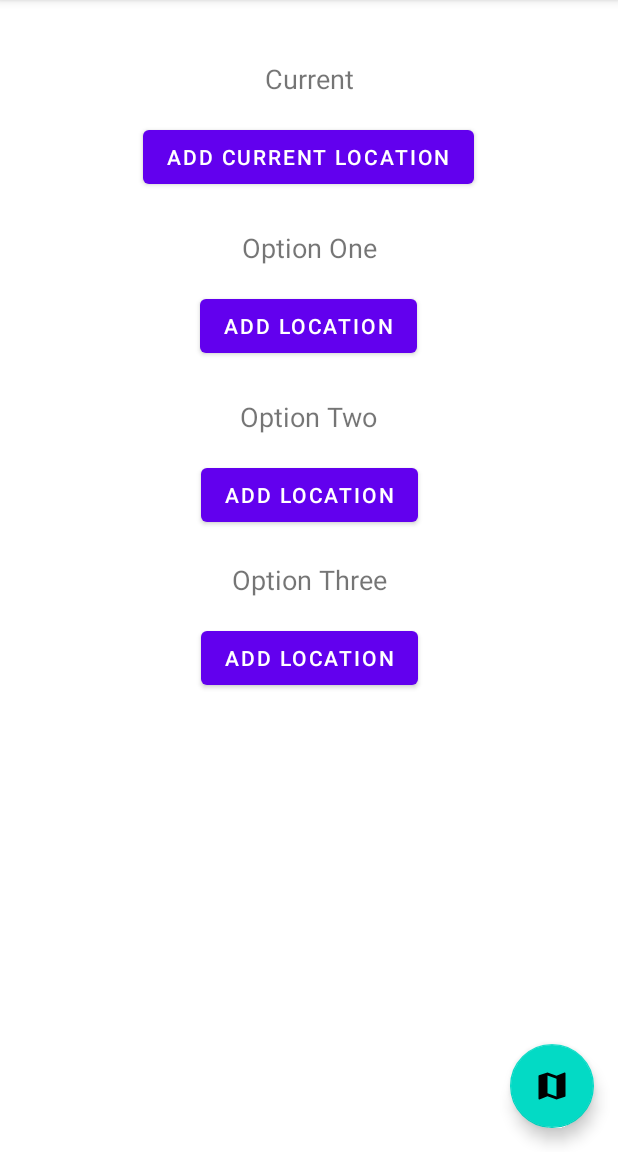
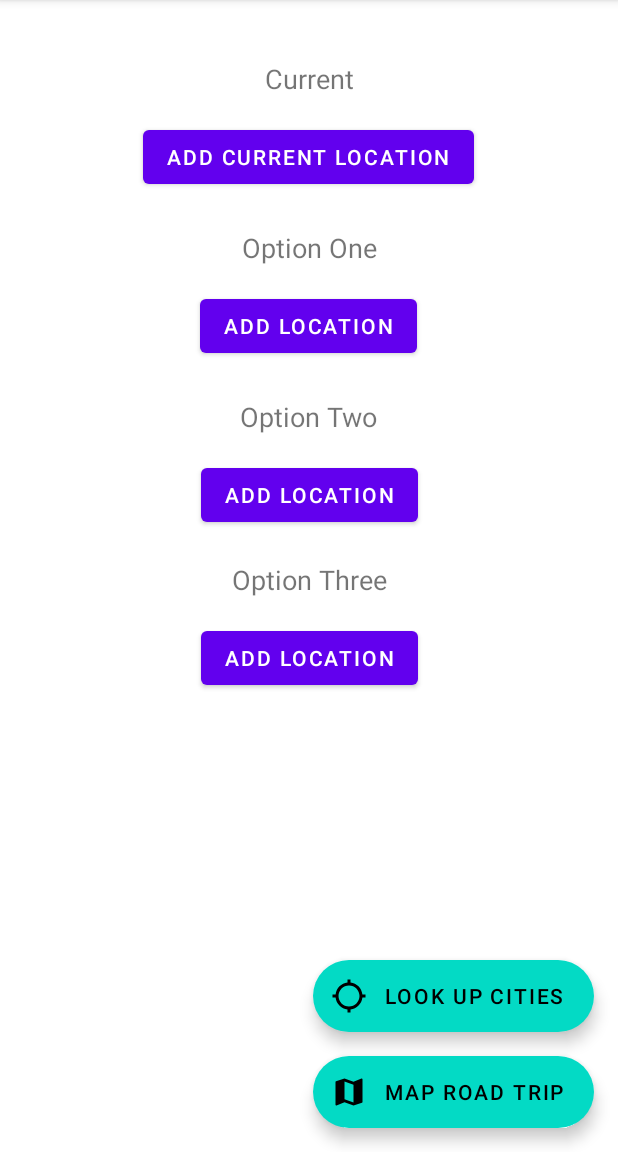
Before and after one commit to NatalmanNahm/roadTrip_FWandDP, an Android app: the screen it shows after launch (MainActivity), on a phone screen of 412 x 824 dp, the part 84-1236 px from its top. Run offline under Robolectric (Android 15) with nearby library versions, the phone set to English and light mode, and no system bars; 2 statements that could not run were skipped.

Commit message:
add a new activity to search for cities and population in a State.

```diff
--- a/app/src/main/AndroidManifest.xml
+++ b/app/src/main/AndroidManifest.xml
@@ -1,6 +1,7 @@
 <?xml version="1.0" encoding="utf-8"?>
 <manifest xmlns:android="http://schemas.android.com/apk/res/android"
     package="com.example.roadtrip_fwanddp">
+
     <uses-permission android:name="android.permission.INTERNET" />
 
     <application
@@ -10,7 +11,8 @@
         android:roundIcon="@mipmap/ic_launcher_round"
         android:supportsRtl="true"
         android:theme="@style/Theme.RoadTrip_FWandDP">
-        <activity android:name=".TripOptionActivity"></activity>
+        <activity android:name=".SearchCitiesActivity"></activity>
+        <activity android:name=".TripOptionActivity" />
         <activity android:name=".AddLocationActivity" />
         <activity android:name=".MainActivity">
             <intent-filter>
--- /dev/null
+++ b/app/src/main/res/drawable/search_cities.xml
@@ -0,0 +1,10 @@
+<vector xmlns:android="http://schemas.android.com/apk/res/android"
+    android:width="24dp"
+    android:height="24dp"
+    android:viewportWidth="24"
+    android:viewportHeight="24"
+    android:tint="?attr/colorControlNormal">
+  <path
+      android:fillColor="@android:color/white"
+      android:pathData="M20.94,11c-0.46,-4.17 -3.77,-7.48 -7.94,-7.94V1h-2v2.06C6.83,3.52 3.52,6.83 3.06,11H1v2h2.06c0.46,4.17 3.77,7.48 7.94,7.94V23h2v-2.06c4.17,-0.46 7.48,-3.77 7.94,-7.94H23v-2h-2.06zM12,19c-3.87,0 -7,-3.13 -7,-7s3.13,-7 7,-7 7,3.13 7,7 -3.13,7 -7,7z"/>
+</vector>
--- a/app/src/main/res/layout/activity_main.xml
+++ b/app/src/main/res/layout/activity_main.xml
@@ -8,7 +8,7 @@
 
 
 
-    <com.google.android.material.floatingactionbutton.FloatingActionButton
+    <com.google.android.material.floatingactionbutton.ExtendedFloatingActionButton
         android:id="@+id/add_fab"
         android:layout_width="wrap_content"
         android:layout_height="wrap_content"
@@ -18,7 +18,8 @@
         android:clickable="true"
         app:layout_constraintBottom_toBottomOf="parent"
         app:layout_constraintEnd_toEndOf="parent"
-        app:srcCompat="@drawable/map"
+        android:text="Map Road Trip"
+        app:icon="@drawable/map"
         tools:ignore="VectorDrawableCompat" />
 
     <TextView
@@ -110,4 +111,18 @@
         app:layout_constraintStart_toStartOf="parent"
         app:layout_constraintTop_toBottomOf="@+id/optionThreeTxt" />
 
+    <com.google.android.material.floatingactionbutton.ExtendedFloatingActionButton
+        android:id="@+id/lookup_fab"
+        android:layout_width="wrap_content"
+        android:layout_height="wrap_content"
+        android:layout_gravity="bottom|right"
+        android:layout_margin="16dp"
+        android:layout_marginEnd="16dp"
+        android:layout_marginRight="16dp"
+        android:layout_marginBottom="24dp"
+        android:text="Look Up Cities"
+        app:icon="@drawable/search_cities"
+        app:layout_constraintBottom_toTopOf="@+id/add_fab"
+        app:layout_constraintEnd_toEndOf="parent" />
+
 </androidx.constraintlayout.widget.ConstraintLayout>
```
Also changed, not shown: app/src/main/java/com/example/roadtrip_fwanddp/SearchCitiesActivity.java (added, +14 -0 lines), app/src/main/res/layout/activity_search_cities.xml (added, +9 -0 lines).
